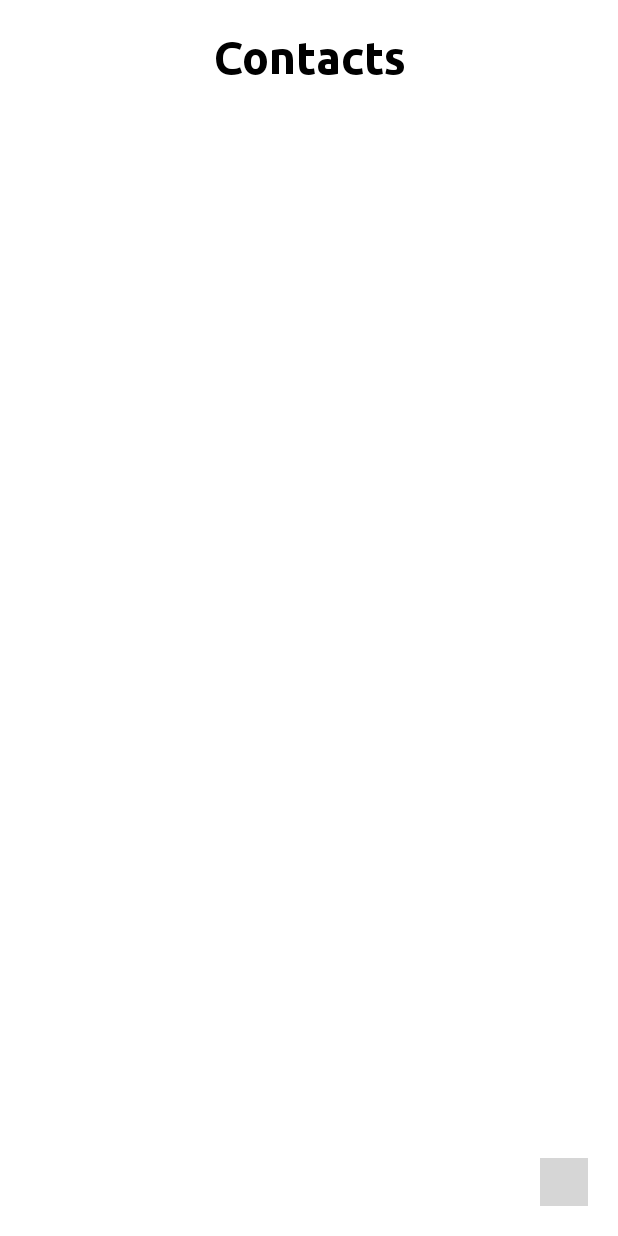
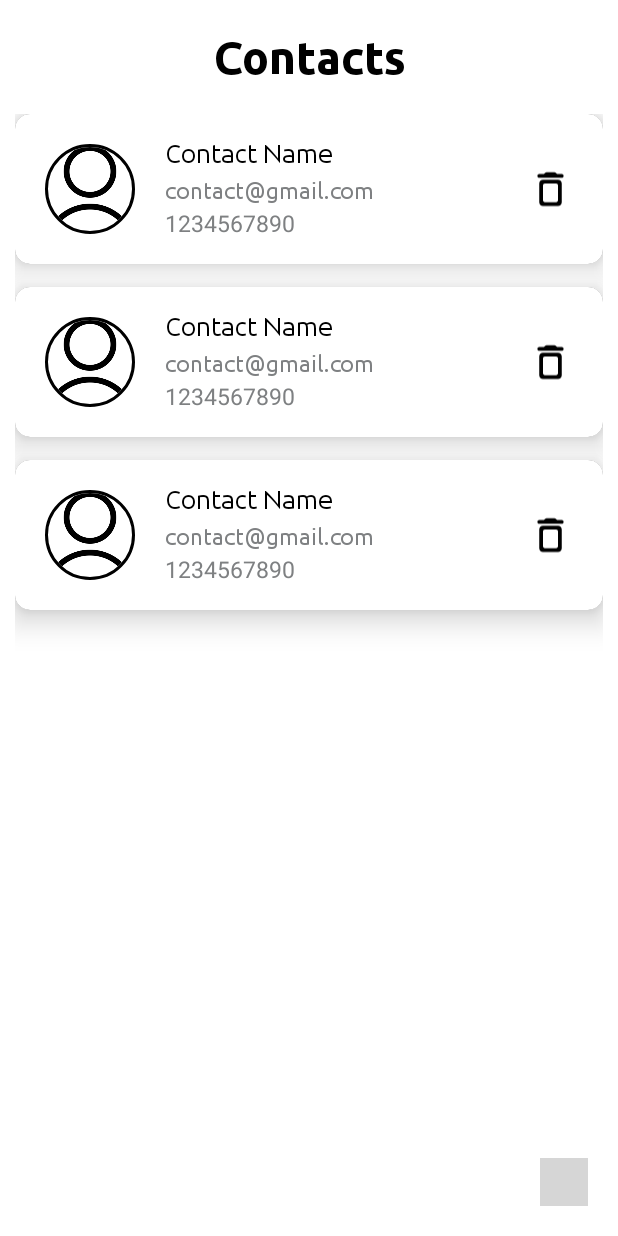
Before and after one commit to Ashish0926/ContactsApp, an Android app: the layout activity_main.xml on its own in the app's theme, with its tools: preview values and no code run, on a phone screen of 412 x 824 dp. Run offline under Robolectric (Android 15) with nearby library versions, the phone set to English and light mode, and no system bars; plain views replace FloatingActionButtonExpandable; grey boxes are pictures that could not be loaded.

Commit message:
added item_view.xml for recyclerview

```diff
--- a/app/src/main/res/layout/activity_main.xml
+++ b/app/src/main/res/layout/activity_main.xml
@@ -32,6 +32,7 @@
             android:id="@+id/recyclerview"
             android:layout_width="match_parent"
             android:layout_height="match_parent"
+            tools:listitem="@layout/item_view"
             android:paddingStart="10dp"
             android:paddingEnd="10dp"/>
 
--- /dev/null
+++ b/app/src/main/res/layout/item_view.xml
@@ -0,0 +1,84 @@
+<?xml version="1.0" encoding="utf-8"?>
+<androidx.cardview.widget.CardView xmlns:android="http://schemas.android.com/apk/res/android"
+    xmlns:app="http://schemas.android.com/apk/res-auto"
+    xmlns:tools="http://schemas.android.com/tools"
+    android:layout_width="match_parent"
+    android:layout_height="wrap_content"
+    android:layout_marginBottom="15dp"
+    app:cardElevation="12dp"
+    app:cardCornerRadius="10dp"
+    android:paddingVertical="10dp">
+
+    <RelativeLayout
+        android:layout_width="match_parent"
+        android:layout_height="100dp"
+        android:background="@color/white">
+
+        <de.hdodenhof.circleimageview.CircleImageView
+            android:id="@+id/userImg"
+            android:layout_width="60dp"
+            android:layout_height="60dp"
+            android:layout_alignParentStart="true"
+            android:layout_alignParentTop="true"
+            android:layout_alignParentBottom="true"
+            android:layout_marginStart="20dp"
+            android:src="@drawable/user"
+            app:civ_border_width="2dp"
+            app:civ_border_color="@color/black"/>
+
+        <LinearLayout
+            android:layout_width="wrap_content"
+            android:layout_height="match_parent"
+            android:layout_toEndOf="@id/userImg"
+            android:paddingStart="20dp"
+            android:paddingEnd="10dp"
+            android:layout_toStartOf="@id/deleteButton"
+            android:orientation="vertical">
+
+            <TextView
+                android:id="@+id/contactName"
+                android:layout_width="match_parent"
+                android:layout_height="wrap_content"
+                android:textSize="17sp"
+                android:layout_marginTop="15dp"
+                android:fontFamily="@font/ubuntu_regular"
+                android:text="Contact Name"
+                android:textColor="@color/black"/>
+
+            <TextView
+                android:id="@+id/email"
+                android:layout_width="wrap_content"
+                android:layout_height="wrap_content"
+                android:layout_marginTop="5dp"
+                android:textSize="15sp"
+                android:fontFamily="@font/ubuntu_regular"
+                android:text="contact@gmail.com"
+                android:textColor="@color/grey"/>
+
+            <TextView
+                android:id="@+id/phoneNum"
+                android:layout_width="wrap_content"
+                android:layout_height="wrap_content"
+                android:layout_marginTop="2dp"
+                android:layout_marginBottom="12dp"
+                android:textSize="15sp"
+                android:text="1234567890"
+                android:textColor="@color/grey"/>
+
+        </LinearLayout>
+
+
+        <ImageView
+            android:id="@+id/deleteButton"
+            android:layout_width="30dp"
+            android:layout_height="30dp"
+            android:layout_alignParentEnd="true"
+            android:layout_marginEnd="20dp"
+            app:tint="@color/black"
+            android:src="@drawable/ic_delete"
+            android:layout_alignParentTop="true"
+            android:layout_alignParentBottom="true"/>
+
+    </RelativeLayout>
+
+</androidx.cardview.widget.CardView>
```
